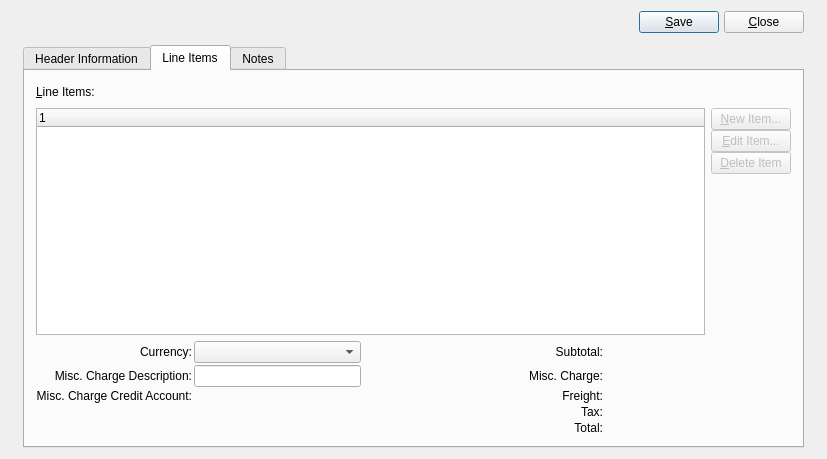
Qt form xtuple/trunk/guiclient/creditMemo.ui (WooodHead/xtuple) before a commit.
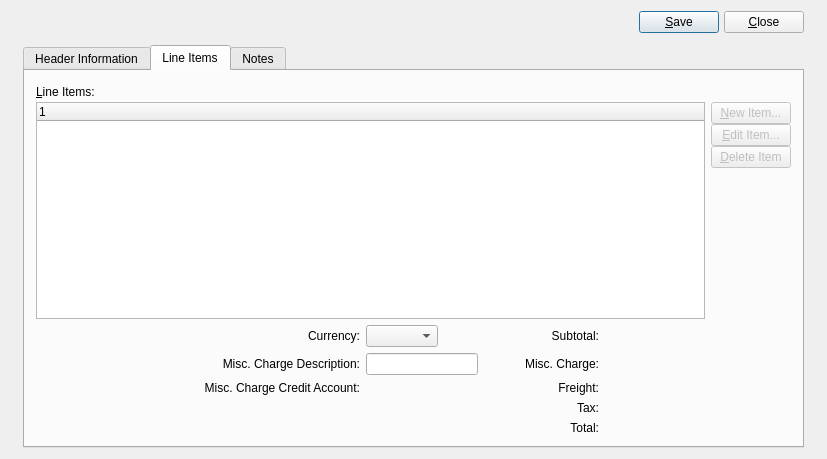
The same form after that commit. The open tabs and pages were chosen to show the change. Custom widgets are drawn as their Qt base class.

```diff
--- a/xtuple/trunk/guiclient/creditMemo.ui
+++ b/xtuple/trunk/guiclient/creditMemo.ui
@@ -753,7 +753,12 @@
           <string>Line Items</string>
          </attribute>
          <layout class="QGridLayout" >
-          <item row="0" column="0" colspan="2" >
+          <item row="0" column="0" >
+           <layout class="QVBoxLayout" >
+            <property name="spacing" >
+             <number>0</number>
+            </property>
+            <item>
            <widget class="QLabel" name="_lineItemsLit" >
             <property name="sizePolicy" >
              <sizepolicy vsizetype="Fixed" hsizetype="Expanding" >
@@ -775,7 +780,9 @@
             </property>
            </widget>
           </item>
-          <item row="1" column="0" >
+            <item>
+             <layout class="QGridLayout" >
+              <item row="0" column="0" >
            <widget class="XTreeWidget" name="_cmitem" >
             <property name="sizePolicy" >
              <sizepolicy vsizetype="Expanding" hsizetype="Expanding" >
@@ -785,7 +792,7 @@
             </property>
            </widget>
           </item>
-          <item rowspan="2" row="1" column="1" >
+              <item rowspan="2" row="0" column="1" >
            <layout class="QVBoxLayout" >
             <property name="spacing" >
              <number>0</number>
@@ -853,26 +860,23 @@
             </item>
            </layout>
           </item>
-          <item row="2" column="0" >
+              <item row="1" column="0" >
+               <layout class="QHBoxLayout" >
+                <item>
+                 <spacer>
+                  <property name="orientation" >
+                   <enum>Qt::Horizontal</enum>
+                  </property>
+                  <property name="sizeHint" >
+                   <size>
+                    <width>16</width>
+                    <height>20</height>
+                   </size>
+                  </property>
+                 </spacer>
+                </item>
+                <item>
            <layout class="QGridLayout" >
-            <property name="leftMargin" >
-             <number>0</number>
-            </property>
-            <property name="topMargin" >
-             <number>0</number>
-            </property>
-            <property name="rightMargin" >
-             <number>0</number>
-            </property>
-            <property name="bottomMargin" >
-             <number>0</number>
-            </property>
-            <property name="horizontalSpacing" >
-             <number>2</number>
-            </property>
-            <property name="verticalSpacing" >
-             <number>2</number>
-            </property>
             <item row="0" column="0" >
              <widget class="QLabel" name="_currencyLit" >
               <property name="text" >
@@ -884,12 +888,29 @@
              </widget>
             </item>
             <item row="0" column="1" >
+                   <layout class="QHBoxLayout" >
+                    <item>
              <widget class="XComboBox" name="_currency" >
               <property name="type" >
                <enum>XComboBox::Currencies</enum>
               </property>
              </widget>
             </item>
+                    <item>
+                     <spacer>
+                      <property name="orientation" >
+                       <enum>Qt::Horizontal</enum>
+                      </property>
+                      <property name="sizeHint" >
+                       <size>
+                        <width>40</width>
+                        <height>20</height>
+                       </size>
+                      </property>
+                     </spacer>
+                    </item>
+                   </layout>
+                  </item>
             <item rowspan="5" row="0" column="2" >
              <spacer>
               <property name="orientation" >
@@ -1036,6 +1057,12 @@
                <bool>false</bool>
               </property>
              </widget>
+                  </item>
+                 </layout>
+                </item>
+               </layout>
+              </item>
+             </layout>
             </item>
            </layout>
           </item>
```
Lines whose indentation alone changed are shown as unchanged.
